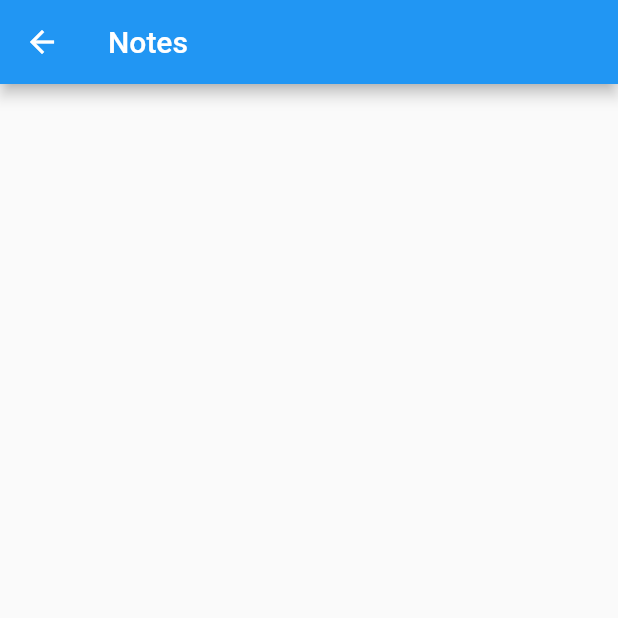
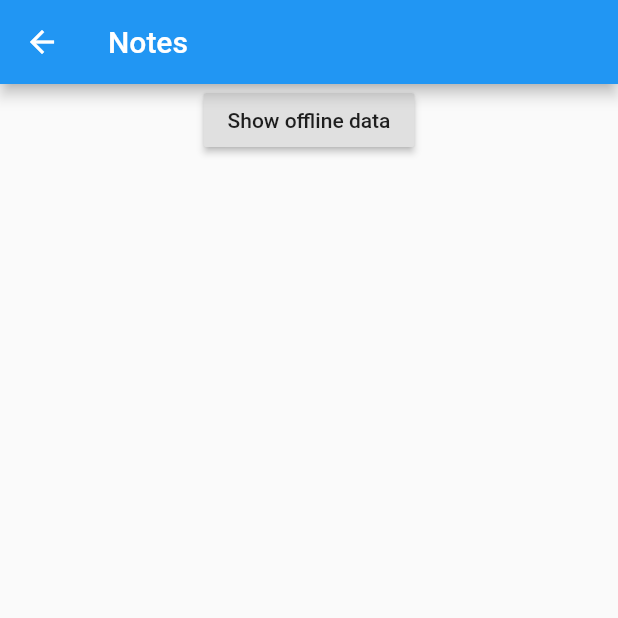
Before and after one commit to Divyanshu9676/notes, a Flutter app: the screen it shows after launch, after a tap on "Sign In", on a phone screen of 412 x 824 dp, the top half of it. Run offline on Flutter 3.47's test engine with Material 2 defaults, Android fonts, the phone set to English and light mode, and no system bars; our stand-ins replace cloud_firestore, firebase_auth, firebase_core, google_sign_in, sqflite; accounts and stored records are empty.

Commit message:
Add files via upload

```diff
--- a/lib/pages/database.dart
+++ b/lib/pages/database.dart
@@ -59,7 +59,7 @@ class Databasehelper{
 
   Future<List> queryAll() async {
     Database db = await instance.database;
-    final List<Map> maps = await db.query(table);
+    final List<Map<String, dynamic>> maps = await db.query(table);
     return List.generate(maps.length, (i) {
       return Databasehelper._privateConstructor(
         title: maps[i]['title'],
@@ -67,5 +67,4 @@ class Databasehelper{
       );
     });
   }
-
 }
--- a/lib/pages/show.dart
+++ b/lib/pages/show.dart
@@ -1,19 +1,23 @@
 import 'package:flutter/material.dart';
 import 'package:notes3/pages/database.dart';
 
-// ignore: camel_case_types
-class offline extends StatefulWidget {
-  @override
-  _offlineState createState() => _offlineState();
-}
-
-class _offlineState extends State<offline> {
+class offline extends StatelessWidget {
+  var a = Databasehelper.instance.queryAll();
   @override
   Widget build(BuildContext context) {
     return Scaffold(
-        appBar: AppBar(
+      appBar: AppBar(
         title: Text("Notes"),),
-      body: Text(""),
+      body: Center(
+        child: Column(
+            children: <Widget>[
+              RaisedButton(
+                child: Text("Show offline data"),
+                onPressed: () async {print(await a);},
+              ),
+            ]
+        )
+      )
     );
   }
 }
```
